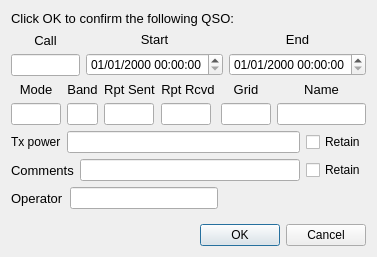
First picture: the form in logqso.ui, repository qcmiao1998/js8call, before the edit.
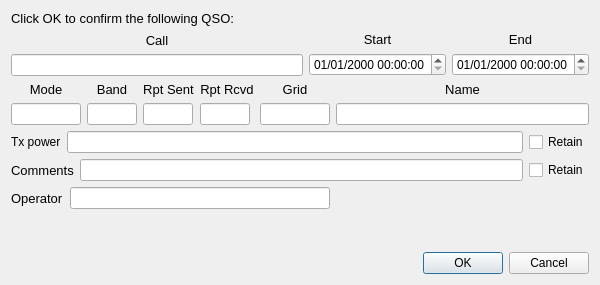
Second picture: the form after the edit.

Commit message: Widened the log qso dialog

```diff
--- a/logqso.ui
+++ b/logqso.ui
@@ -6,8 +6,8 @@
    <rect>
     <x>0</x>
     <y>0</y>
-    <width>377</width>
-    <height>257</height>
+    <width>600</width>
+    <height>285</height>
    </rect>
   </property>
   <property name="sizePolicy">
```
